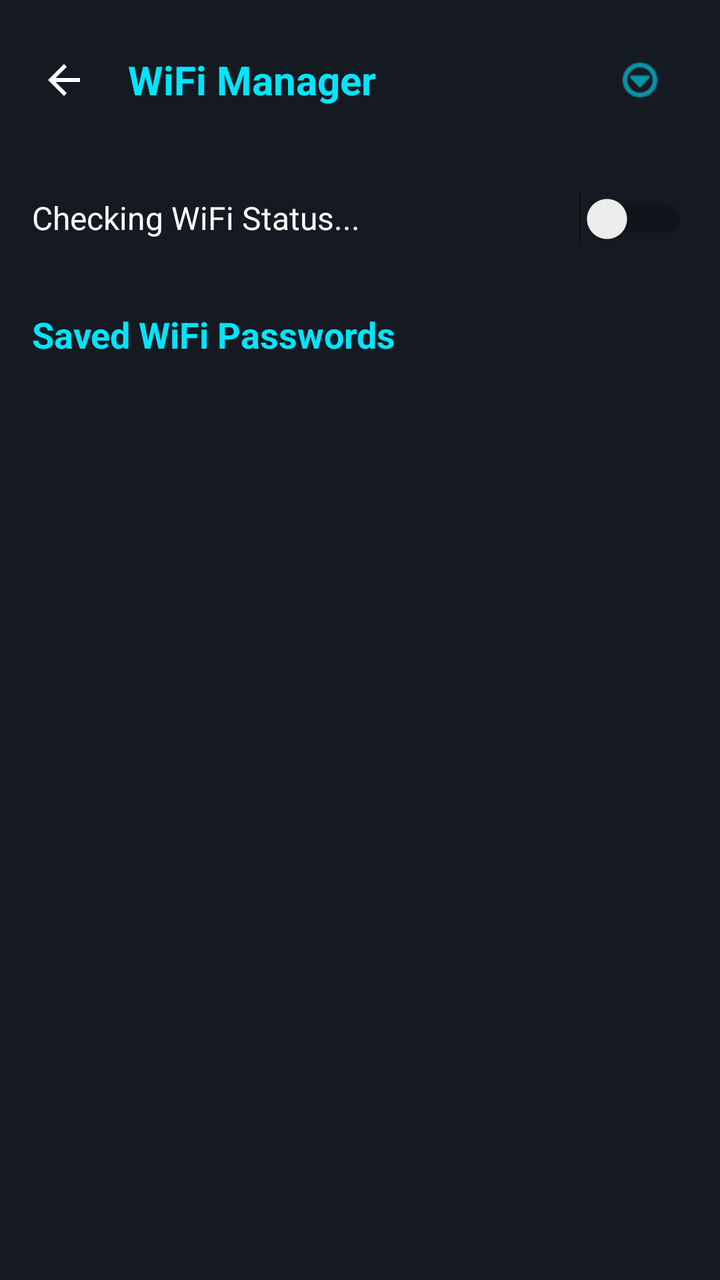
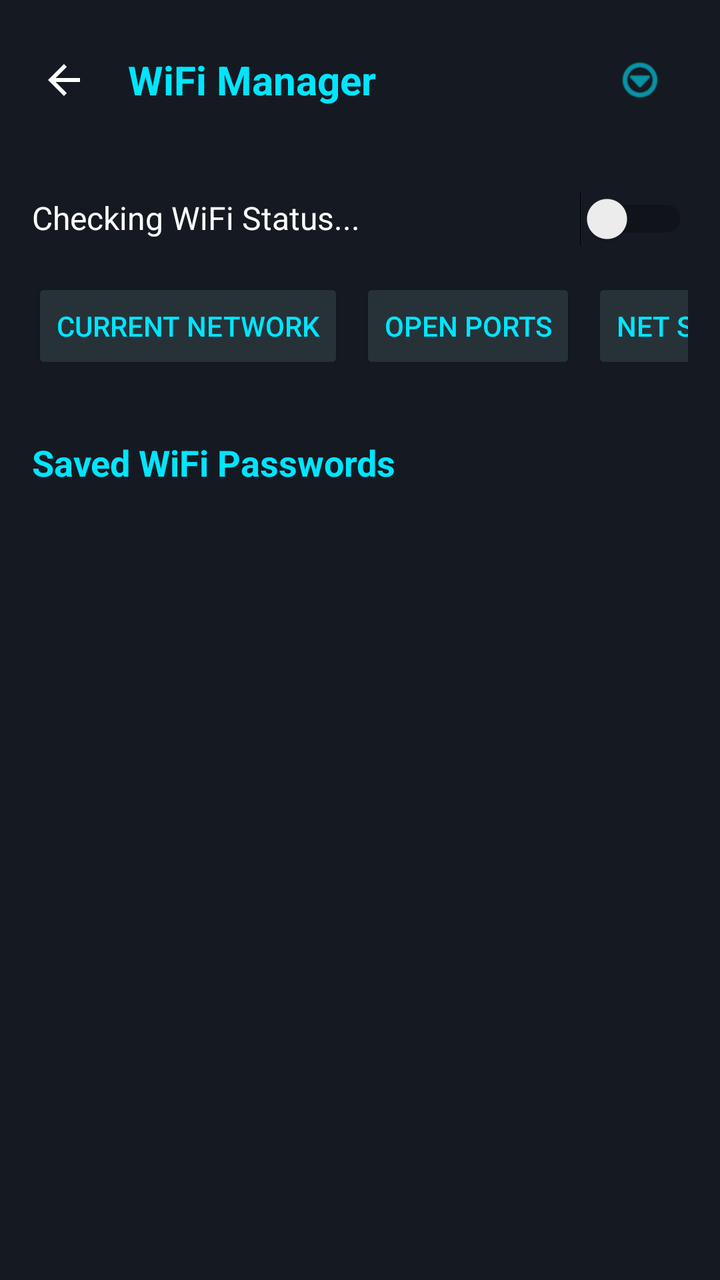

Compare the two renders of this Android layout. The source of the first and the diff that turns it into the second are given below.
<!-- AndroidManifest.xml: application theme Theme.MyApplication -->
<!-- res/layout/fragment_wifi_manager.xml -->
<?xml version="1.0" encoding="utf-8"?>
<LinearLayout xmlns:android="http://schemas.android.com/apk/res/android"
    xmlns:app="http://schemas.android.com/apk/res-auto"
    android:layout_width="match_parent"
    android:layout_height="match_parent"
    android:orientation="vertical"
    android:background="#151A22">

    <LinearLayout
        android:layout_width="match_parent"
        android:layout_height="wrap_content"
        android:orientation="horizontal"
        android:gravity="center_vertical"
        android:padding="16dp">
        
        <ImageView
            android:id="@+id/iv_back"
            android:layout_width="32dp"
            android:layout_height="32dp"
            android:src="@drawable/ic_back_arrow"
            android:padding="4dp" />

        <TextView
            android:layout_width="0dp"
            android:layout_height="wrap_content"
            android:layout_marginStart="16dp"
            android:layout_weight="1"
            android:text="WiFi Manager"
            android:textColor="#00E5FF"
            android:textSize="20sp"
            android:textStyle="bold" />
            
        <ImageView
            android:id="@+id/btn_menu_more"
            android:layout_width="48dp"
            android:layout_height="48dp"
            android:src="@android:drawable/ic_menu_more"
            android:padding="12dp"
            android:background="?attr/selectableItemBackgroundBorderless"
            app:tint="#00E5FF" />
    </LinearLayout>

    <LinearLayout
        android:layout_width="match_parent"
        android:layout_height="wrap_content"
        android:padding="16dp"
        android:orientation="horizontal">

        <TextView
            android:id="@+id/tv_wifi_status"
            android:layout_width="0dp"
            android:layout_height="wrap_content"
            android:layout_weight="1"
            android:text="Checking WiFi Status..."
            android:textColor="#FFFFFF"
            android:textSize="16sp" />

        <Switch
            android:id="@+id/switch_wifi"
            android:layout_width="wrap_content"
            android:layout_height="wrap_content" />
    </LinearLayout>
    
    <TextView
        android:layout_width="match_parent"
        android:layout_height="wrap_content"
        android:padding="16dp"
        android:text="Saved WiFi Passwords"
        android:textColor="#00E5FF"
        android:textSize="18sp"
        android:textStyle="bold"/>

    <androidx.recyclerview.widget.RecyclerView
        android:id="@+id/rv_wifi"
        android:layout_width="match_parent"
        android:layout_height="match_parent"
        android:clipToPadding="false"
        android:paddingBottom="60dp" />

</LinearLayout>
<!-- resources referenced by this layout -->
<resources>
  <!-- drawable ic_back_arrow (drawable) -->
  <vector xmlns:android="http://schemas.android.com/apk/res/android"
      android:width="24dp"
      android:height="24dp"
      android:viewportWidth="24.0"
      android:viewportHeight="24.0"
      android:tint="#FFFFFF">
      <path
          android:fillColor="#FF000000"
          android:pathData="M20,11H7.83l5.59,-5.59L12,4l-8,8 8,8 1.41,-1.41L7.83,13H20v-2z"/>
  </vector>
  <style name="Theme.MyApplication" parent="Theme.AppCompat.Light.NoActionBar" />
</resources>

<!-- the commit's change to res/layout/fragment_wifi_manager.xml (unified diff, before → after) -->
@@ -60,6 +60,50 @@
             android:layout_width="wrap_content"
             android:layout_height="wrap_content" />
     </LinearLayout>
+
+    <HorizontalScrollView
+        android:layout_width="match_parent"
+        android:layout_height="wrap_content"
+        android:scrollbars="none"
+        android:paddingHorizontal="16dp"
+        android:paddingBottom="16dp">
+        <LinearLayout
+            android:layout_width="wrap_content"
+            android:layout_height="wrap_content"
+            android:orientation="horizontal">
+            <Button
+                android:id="@+id/btn_current_network"
+                android:layout_width="wrap_content"
+                android:layout_height="wrap_content"
+                android:text="Current Network"
+                android:backgroundTint="#263238"
+                android:textColor="#00E5FF"
+                android:layout_marginEnd="8dp" />
+            <Button
+                android:id="@+id/btn_open_ports"
+                android:layout_width="wrap_content"
+                android:layout_height="wrap_content"
+                android:text="Open Ports"
+                android:backgroundTint="#263238"
+                android:textColor="#00E5FF"
+                android:layout_marginEnd="8dp" />
+            <Button
+                android:id="@+id/btn_net_stats"
+                android:layout_width="wrap_content"
+                android:layout_height="wrap_content"
+                android:text="Net Stats"
+                android:backgroundTint="#263238"
+                android:textColor="#00E5FF"
+                android:layout_marginEnd="8dp"/>
+            <Button
+                android:id="@+id/btn_conn_summary"
+                android:layout_width="wrap_content"
+                android:layout_height="wrap_content"
+                android:backgroundTint="#263238"
+                android:textColor="#00E5FF"
+                android:text="Connectivity" />
+        </LinearLayout>
+    </HorizontalScrollView>
     
     <TextView
         android:layout_width="match_parent"
